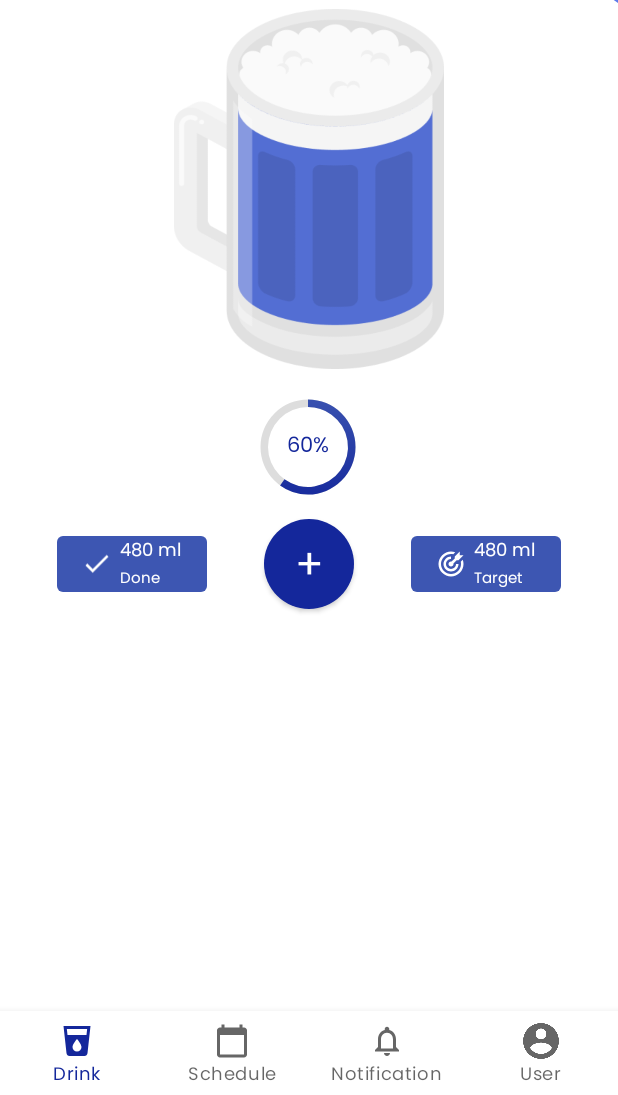
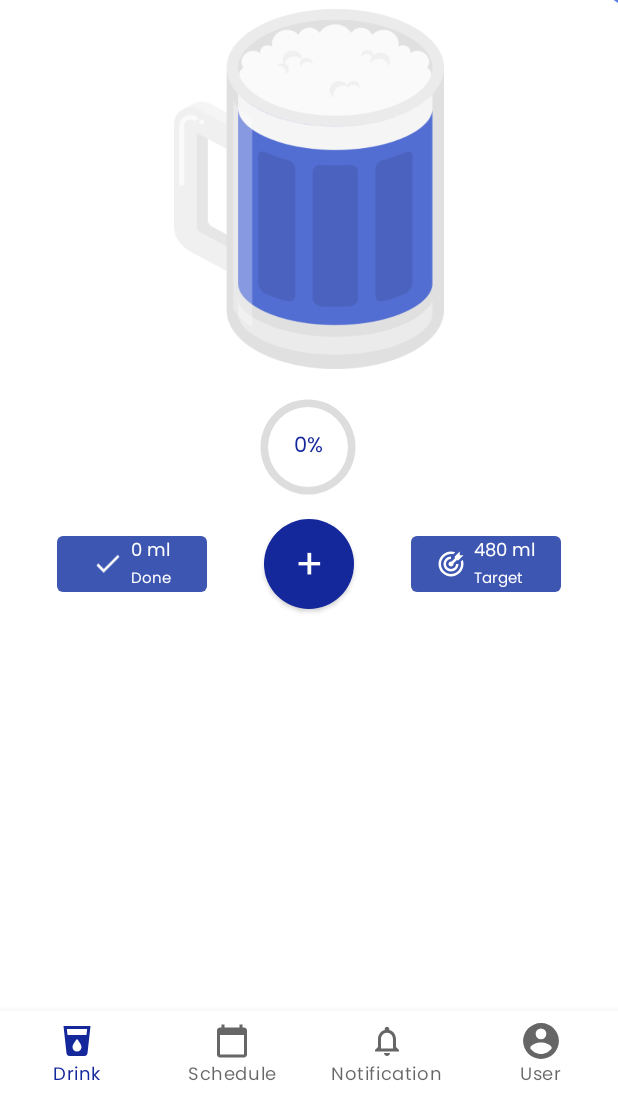
Before and after one commit to alfonsus20/TeenAge, an Android app: the DrinkFragment screen opened directly, with no data from a screen before it, on a phone screen of 412 x 824 dp, the part 141-1236 px from its top. Run offline under Robolectric (Android 15) with nearby library versions, the phone set to English and light mode, and no system bars.

Commit message:
filter drink history

```diff
--- a/app/src/main/java/com/example/teenage/Account.kt
+++ b/app/src/main/java/com/example/teenage/Account.kt
@@ -11,6 +11,7 @@ import androidx.appcompat.app.AppCompatActivity
 import android.os.Bundle
 import android.text.Html
 import android.text.TextUtils
+import android.util.Log
 import android.widget.*
 import androidx.annotation.RequiresApi
 import java.text.SimpleDateFormat
@@ -101,6 +102,9 @@ class Account : AppCompatActivity() {
 
                 val target: Double
                 val usia = getAge()
+
+                Log.d("usia ", usia.toString())
+
                 val tinggi = etHeight.text.toString().toInt()
                 val berat = etWeight.text.toString().toInt()
 
@@ -108,7 +112,7 @@ class Account : AppCompatActivity() {
                 if (gender.equals("male")) {
                     target = 2.447 - (0.09145 * usia) + (0.1074 * tinggi) + (0.3362 * berat)
                 } else {
-                    target = 2.097 - (0.1069 * tinggi) + (0.2466 * berat)
+                    target = -2.097 + (0.1069 * tinggi) + (0.2466 * berat)
                 }
 
                 myDB.insertUser(
--- a/app/src/main/java/com/example/teenage/DrinkFragment.kt
+++ b/app/src/main/java/com/example/teenage/DrinkFragment.kt
@@ -1,14 +1,31 @@
 package com.example.teenage
 
+import android.os.Build
 import android.os.Bundle
+import android.util.Log
 import android.view.LayoutInflater
 import android.view.View
 import android.view.ViewGroup
 import android.widget.Button
-import androidx.core.view.get
+import android.widget.ProgressBar
+import android.widget.TextView
+import androidx.annotation.RequiresApi
+import androidx.appcompat.app.AppCompatActivity
 import androidx.fragment.app.Fragment
+import java.text.SimpleDateFormat
+import java.time.LocalDate
+import java.time.format.DateTimeFormatter
+import java.util.*
+import kotlin.math.roundToInt
 
 class DrinkFragment : Fragment() {
+    lateinit var currentUser: UserModel
+    lateinit var tvTarget: TextView
+    lateinit var tvDone: TextView
+    lateinit var progressBarDrink: ProgressBar
+    lateinit var tvProgressBarDrink: TextView
+
+    @RequiresApi(Build.VERSION_CODES.O)
     override fun onCreateView(
         inflater: LayoutInflater,
         container: ViewGroup?,
@@ -16,7 +33,56 @@ class DrinkFragment : Fragment() {
     ): View? {
         val view: View = inflater!!.inflate(R.layout.fragment_drink, container, false)
         val btnOpenMenu: Button = view.findViewById(R.id.btn_open_menu)
+
+        progressBarDrink = view.findViewById(R.id.progress_bar_drink)
+        progressBarDrink.max = 0
+        progressBarDrink.progress = 0
+
+        tvProgressBarDrink = view.findViewById(R.id.tv_progress_bar_drink)
+        tvProgressBarDrink.text = "0%"
+
         val fragmentMenu = MenuFragment()
+
+        tvTarget = view.findViewById<TextView>(R.id.tv_target)
+        tvDone = view.findViewById<TextView>(R.id.tv_done)
+
+        val myDB = SQLiteHelper(activity as AppCompatActivity)
+        val cursor1 = myDB.getUserById(1)
+        val cursor2 = myDB.getUserHistory(1)
+        var done = 0
+        var target = 0
+
+        if (cursor1.moveToFirst()) {
+            target = cursor1.getInt(6)
+            tvTarget.text = target.toString() + " ml"
+            progressBarDrink.max = cursor1.getInt(6)
+            cursor1.close()
+        }
+
+        if (cursor2.count > 0) {
+            while (cursor2.moveToNext()) {
+                var currentDataDate = LocalDate.parse(
+                    cursor2.getString(4),
+                    DateTimeFormatter.ofPattern("yyyy-MM-dd HH:mm:ss")
+                ).toString()
+                var todayDate = SimpleDateFormat("yyyy-MM-dd").format(Date())
+
+                if (currentDataDate.equals(todayDate)) {
+                    done += cursor2.getInt(3)
+                }
+            }
+            progressBarDrink.progress = done
+
+            var percentage = ((done.toDouble() / target.toDouble()) * 100).roundToInt()
+
+            if (percentage >= 100) {
+                tvProgressBarDrink.text = "100%"
+            } else {
+                tvProgressBarDrink.text = percentage.toString() + "%"
+            }
+        }
+
+        tvDone.text = done.toString() + " ml"
 
         btnOpenMenu.setOnClickListener {
             requireActivity().supportFragmentManager?.beginTransaction()
--- a/app/src/main/java/com/example/teenage/GridDrinkAdapter.kt
+++ b/app/src/main/java/com/example/teenage/GridDrinkAdapter.kt
@@ -16,6 +16,8 @@ import com.bumptech.glide.request.RequestOptions
 class GridDrinkAdapter(val listDrink: ArrayList<Drink>) :
     RecyclerView.Adapter<GridDrinkAdapter.GridViewHolder>() {
     var mSelectedDrink = -1
+    var selectedDrinkIndex = -1
+    var selectedDrinkRate = 0.0
 
     override fun onCreateViewHolder(
         parent: ViewGroup,
@@ -59,6 +61,8 @@ class GridDrinkAdapter(val listDrink: ArrayList<Drink>) :
                     if (mSelectedDrink != adapterPosition) {
                         notifyItemChanged(mSelectedDrink)
                         mSelectedDrink = adapterPosition
+                        selectedDrinkIndex = listDrink[adapterPosition].id
+                        selectedDrinkRate = listDrink[adapterPosition].waterRate
                     }
                     Toast.makeText(itemView.context, textView.text.toString(), Toast.LENGTH_SHORT)
                         .show()
--- a/app/src/main/java/com/example/teenage/HistoryModel.kt
+++ b/app/src/main/java/com/example/teenage/HistoryModel.kt
@@ -1,7 +1,6 @@
 package com.example.teenage
 
 data class HistoryModel (
-    var id: Int? = null,
     var user_id: Int? = null,
     var drink_id: Int? = null,
     var volume: Int? = null,
--- a/app/src/main/java/com/example/teenage/SQLiteHelper.kt
+++ b/app/src/main/java/com/example/teenage/SQLiteHelper.kt
@@ -61,7 +61,8 @@ class SQLiteHelper(context: Context) :
 
         val CREATE_TABLE_HISTORIES = ("CREATE TABLE " + TBL_HISTORIES + "("
                 + ID + " INTEGER PRIMARY KEY AUTOINCREMENT, " + USER_ID + " INTEGER, "
-                + DRINK_ID + " INTEGER, " + VOLUME + " INTEGER,"
+                + DRINK_ID + " INTEGER, " + VOLUME + " INTEGER, "
+                + DRINK_TIME + " TEXT,"
                 + " FOREIGN KEY (" + USER_ID + ") REFERENCES " + TBL_USERS + "(id),"
                 + " FOREIGN KEY (" + DRINK_ID + ") REFERENCES " + TBL_DRINKS + "(id)"
                 + ");")
@@ -140,6 +141,16 @@ class SQLiteHelper(context: Context) :
         return db!!.rawQuery("SELECT * FROM " + TBL_USERS, null)
     }
 
+    fun getUserById(userId : Int): Cursor {
+        val db = this.writableDatabase
+        return db!!.rawQuery("SELECT * FROM " + TBL_USERS + " WHERE " + ID + " = " + userId, null)
+    }
+
+    fun getUserHistory(userId : Int) : Cursor{
+        val db = this.writableDatabase
+        return db!!.rawQuery("SELECT * FROM " + TBL_HISTORIES + " WHERE " + USER_ID + " = " + userId, null)
+    }
+
     fun getDrinks(): Cursor {
         val db = this.writableDatabase
         return db!!.rawQuery("SELECT * FROM " + TBL_DRINKS, null)
--- a/app/src/main/res/layout/fragment_drink.xml
+++ b/app/src/main/res/layout/fragment_drink.xml
@@ -60,7 +60,7 @@
 
 
     <ProgressBar
-        android:id="@+id/progress_bar"
+        android:id="@+id/progress_bar_drink"
         android:layout_width="80dp"
         android:layout_height="80dp"
         android:layout_marginTop="12dp"
@@ -73,16 +73,16 @@
         app:layout_constraintTop_toBottomOf="@+id/imageView2" />
 
     <TextView
-        android:id="@+id/text_view_progress"
+        android:id="@+id/tv_progress_bar_drink"
         android:layout_width="wrap_content"
         android:layout_height="wrap_content"
         android:text="60%"
         android:textColor="@color/primary"
         android:textSize="14sp"
-        app:layout_constraintBottom_toBottomOf="@+id/progress_bar"
-        app:layout_constraintEnd_toEndOf="@+id/progress_bar"
-        app:layout_constraintStart_toStartOf="@+id/progress_bar"
-        app:layout_constraintTop_toTopOf="@+id/progress_bar" />
+        app:layout_constraintBottom_toBottomOf="@+id/progress_bar_drink"
+        app:layout_constraintEnd_toEndOf="@+id/progress_bar_drink"
+        app:layout_constraintStart_toStartOf="@+id/progress_bar_drink"
+        app:layout_constraintTop_toTopOf="@+id/progress_bar_drink" />
 
     <ImageView
         android:id="@+id/imageView2"
@@ -106,7 +106,7 @@
         android:textSize="28sp"
         app:layout_constraintEnd_toEndOf="parent"
         app:layout_constraintStart_toStartOf="parent"
-        app:layout_constraintTop_toBottomOf="@+id/progress_bar" />
+        app:layout_constraintTop_toBottomOf="@+id/progress_bar_drink" />
 
     <LinearLayout
         android:layout_width="100dp"
@@ -132,6 +132,7 @@
             <TextView
                 android:layout_width="wrap_content"
                 android:layout_height="wrap_content"
+                android:id="@+id/tv_done"
                 android:text="480 ml"
                 android:textColor="@color/white"
                 android:textSize="12sp" />
@@ -171,6 +172,7 @@
                 android:layout_width="wrap_content"
                 android:layout_height="wrap_content"
                 android:text="480 ml"
+                android:id="@+id/tv_target"
                 android:textColor="@color/white"
                 android:textSize="12sp" />
 
```
Also changed, not shown: app/src/main/java/com/example/teenage/Drink.kt (+6 -1 lines), app/src/main/java/com/example/teenage/MenuFragment.kt (+44 -1 lines), app/src/main/res/layout/fragment_history_detail.xml (+6 -6 lines), app/src/main/res/layout/fragment_menu.xml (+5 -6 lines).
